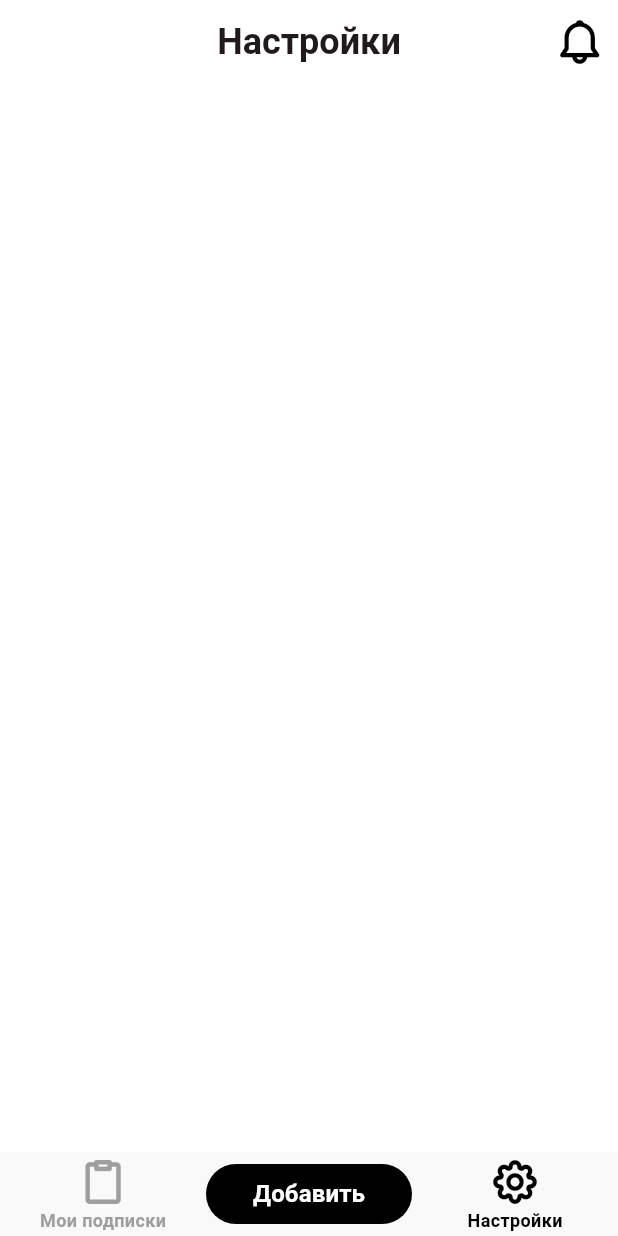
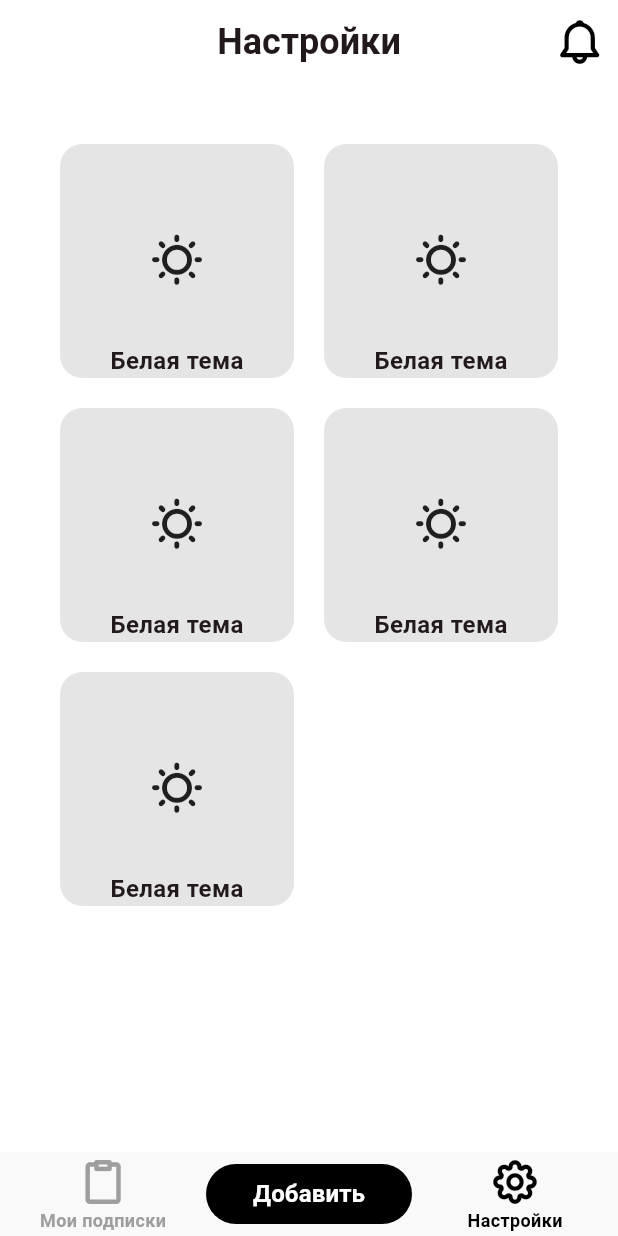
Before and after one commit to prosnake1/sub_notifier_app, a Flutter app: the SettingsScreen screen opened by its route, on a phone screen of 412 x 824 dp. Run offline on Flutter 3.47's test engine with Material 3 defaults, Android fonts, the phone set to English and light mode, and no system bars; our stand-ins replace get_it, go_router, shared_preferences, talker_flutter; missing offline and left inert: slang; accounts and stored records are empty; generated files the repository leaves out were written again; Roboto replaces fonts that are missing (Arial); project files that could hold a hidden picture were left out.

```diff
--- a/lib/features/settings/view/settings_screen.dart
+++ b/lib/features/settings/view/settings_screen.dart
@@ -1,4 +1,7 @@
 import 'package:flutter/material.dart';
+import 'package:sub_notifier_app/extensions/extensions.dart';
+import 'package:sub_notifier_app/icons/sn_icons.dart';
+import 'package:sub_notifier_app/theme/theme.dart';
 import 'package:sub_notifier_app/widgets/widgets.dart';
 
 class SettingsScreen extends StatefulWidget {
@@ -13,6 +16,41 @@ class _SettingsScreenState extends State<SettingsScreen> {
   Widget build(BuildContext context) {
     return Scaffold(
       appBar: SnAppBar(title: 'Настройки'),
+      body: GridView.builder(
+        gridDelegate: SliverGridDelegateWithFixedCrossAxisCount(
+          crossAxisCount: 2,
+          mainAxisSpacing: 20,
+          crossAxisSpacing: 20,
+        ),
+        itemCount: 5,
+        padding: EdgeInsets.all(40),
+        itemBuilder: (context, index) {
+          return InkWell(
+            onTap: () {},
+            borderRadius: BorderRadius.circular(15),
+            child: Container(
+              decoration: BoxDecoration(
+                color: ThemeColors.textIconExtraLow,
+                borderRadius: BorderRadius.circular(15),
+              ),
+              child: Column(
+                mainAxisAlignment: MainAxisAlignment.spaceBetween,
+                children: [
+                  20.ph,
+                  Icon(
+                    SnIcons.sun,
+                    size: 40,
+                  ),
+                  Text(
+                    'Белая тема',
+                    style: ThemeTypography.bodyLarge,
+                  ),
+                ],
+              ),
+            ),
+          );
+        },
+      ),
     );
   }
 }
--- a/lib/locator/di.dart
+++ b/lib/locator/di.dart
@@ -7,5 +7,6 @@ final getIt = GetIt.instance;
 final talker = TalkerFlutter.init();
 
 Future<void> setupLocator({required SharedPreferences preferences}) async {
+  getIt.registerSingleton(talker);
   getIt.registerSingleton(UserRepository(preferences: preferences));
 }
--- a/lib/routes/router.dart
+++ b/lib/routes/router.dart
@@ -5,12 +5,15 @@ import 'package:sub_notifier_app/features/home/view/home_screen.dart';
 import 'package:sub_notifier_app/features/settings/view/settings_screen.dart';
 import 'package:sub_notifier_app/features/splash/view/splash_screen.dart';
 import 'package:sub_notifier_app/features/welcome/view/welcome_screen.dart';
+import 'package:sub_notifier_app/locator/di.dart';
 import 'package:sub_notifier_app/widgets/sn_navigation_bar.dart';
+import 'package:talker_flutter/talker_flutter.dart';
 
 final _rootNavigatorKey = GlobalKey<NavigatorState>(debugLabel: 'root');
 
 final GoRouter router = GoRouter(
   navigatorKey: _rootNavigatorKey,
+  observers: [TalkerRouteObserver(getIt<Talker>())],
   initialLocation: '/',
   routes: <RouteBase>[
     StatefulShellRoute.indexedStack(
--- a/lib/widgets/sn_icon_button.dart
+++ b/lib/widgets/sn_icon_button.dart
@@ -20,8 +20,8 @@ class SnIconButton extends StatelessWidget {
   Widget build(BuildContext context) {
     return IconButton(
       icon: icon,
+      onPressed: onTap,
       color: color,
-      onPressed: onTap,
       iconSize: _getIconSize(),
     );
   }
```
